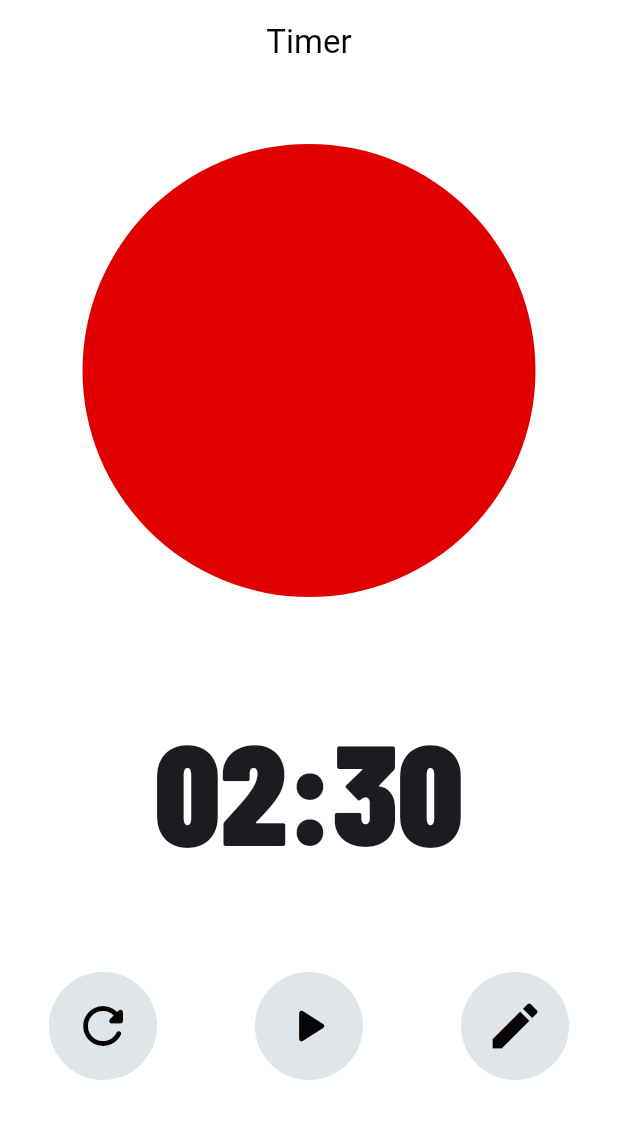
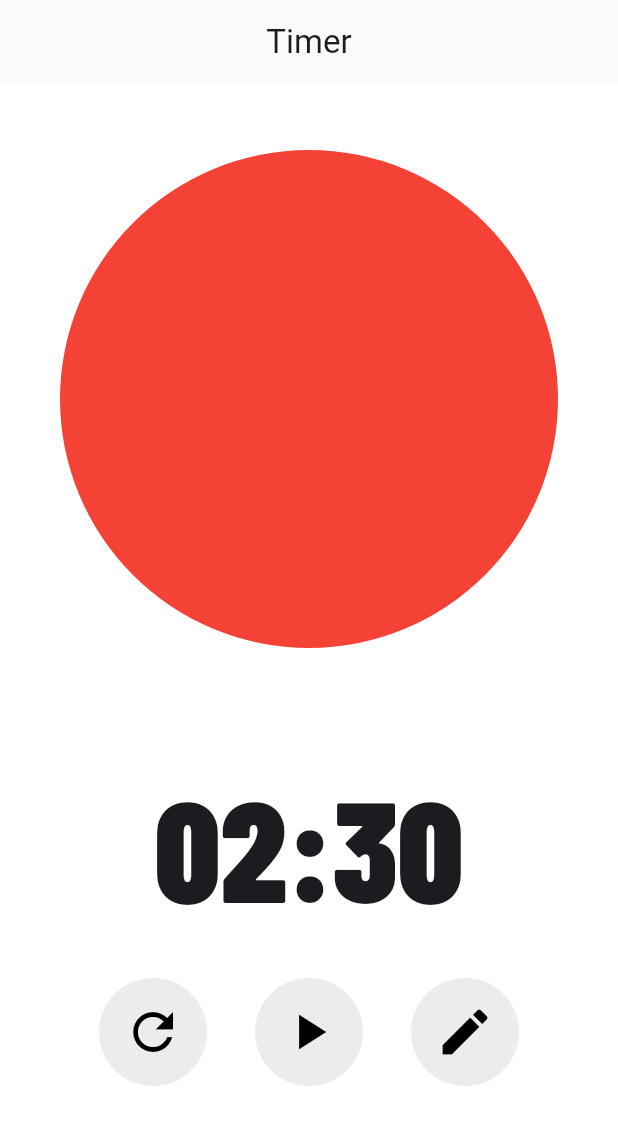
Before and after one commit to varun-wahi/simple-pomodoro, a Flutter app: the screen it shows after launch, on a phone screen of 412 x 824 dp. Shown: the top 1125 px of the screen. Run offline on Flutter 3.47's test engine with Material 3 defaults, Android fonts, the phone set to English and light mode, and no system bars; our stand-ins replace flutter_riverpod, font_awesome_flutter, go_router, google_fonts.

Commit message:
fix: fixed new layout issues

```diff
--- a/lib/features/home /presentation/pages/home_screen.dart
+++ b/lib/features/home /presentation/pages/home_screen.dart
@@ -1,26 +1,145 @@
+import 'dart:async';
 import 'package:flutter/material.dart';
-import 'package:flutter_riverpod/flutter_riverpod.dart';
 import 'package:google_fonts/google_fonts.dart';
-import '../../../../core/util/constants/color_grid.dart';
-import '../../../../core/util/widgets/d_gap.dart';
-import '../riverpod/time_controller_notifier.dart';
-import '../widgets/d_circular_timer.dart';
-import '../widgets/text_input_field.dart';
-import '../widgets/round_button.dart';
+import 'package:simple_pomodoro/features/home%20/presentation/widgets/d_circular_timer.dart';
 
-class HomeScreen extends ConsumerWidget {
+import '../../../../core/util/widgets/d_gap.dart'; // Update this import path
+
+class HomeScreen extends StatefulWidget {
   const HomeScreen({super.key});
 
   @override
-  Widget build(BuildContext context, WidgetRef ref) {
-    final timerState = ref.watch(timerControllerProvider);
-    final timerController = ref.read(timerControllerProvider.notifier);
+  State<HomeScreen> createState() => _HomeScreenState();
+}
 
+class _HomeScreenState extends State<HomeScreen> {
+  final GlobalKey<DCircularTimerState> _timerKey = GlobalKey<DCircularTimerState>();
+  bool isPaused = true;
+  bool isEditing = false;
+  int totalDuration = 150; // Total duration in seconds (2:30)
+  int remainingTime = 150;
+  Timer? timer;
+
+  // Format time for display
+  String _formatTime(int seconds) {
+    final minutes = (seconds ~/ 60).toString().padLeft(2, '0');
+    final secs = (seconds % 60).toString().padLeft(2, '0');
+    return "$minutes:$secs";
+  }
+
+  // Start the periodic timer to update remaining time
+  void _startTimer() {
+    timer = Timer.periodic(const Duration(seconds: 1), (timer) {
+      if (!isPaused && remainingTime > 0) {
+        setState(() {
+          remainingTime--;
+        });
+      }
+      if (remainingTime <= 0) {
+        _showCompletionDialog();
+        timer.cancel();
+      }
+    });
+  }
+
+  // Show completion dialog when timer ends
+  void _showCompletionDialog() {
+    showDialog(
+      context: context,
+      barrierDismissible: false,
+      builder: (BuildContext context) {
+        return AlertDialog(
+          title: const Text("Time's up!"),
+          content: const Text("The timer has completed."),
+          actions: [
+            TextButton(
+              onPressed: () => Navigator.of(context).pop(),
+              child: const Text("Dismiss"),
+            ),
+            TextButton(
+              onPressed: () {
+                _resetTimer();
+                Navigator.of(context).pop();
+              },
+              child: const Text("Reset"),
+            ),
+          ],
+        );
+      },
+    );
+  }
+
+  // Start or pause the timer
+  void _startOrPauseTimer() {
+    setState(() {
+      isPaused = !isPaused;
+    });
+    if (isPaused) {
+      _timerKey.currentState?.pause();
+    } else {
+      _timerKey.currentState?.start();
+      if (timer == null || !timer!.isActive) _startTimer();
+    }
+  }
+
+  // Reset both the circular timer and text
+  void _resetTimer() {
+    setState(() {
+      isPaused = true;
+      remainingTime = totalDuration;
+    });
+    _timerKey.currentState?.reset();
+    timer?.cancel();
+  }
+
+  // Update the duration of the timer
+  void _updateDuration(int newDurationInSeconds) {
+    setState(() {
+      totalDuration = newDurationInSeconds;
+      remainingTime = newDurationInSeconds;
+    });
+    _timerKey.currentState?.updateDuration(newDurationInSeconds);
+  }
+
+  // Toggle edit mode
+  void _editTimer() {
+    _resetTimer();
+    setState(() {
+      isEditing = !isEditing;
+    });
+  }
+
+  // Save new time entered in edit mode
+  void _saveNewTime() {
+    final hours = int.tryParse(_hoursController.text) ?? 0;
+    final minutes = int.tryParse(_minutesController.text) ?? 0;
+    final seconds = int.tryParse(_secondsController.text) ?? 0;
+    final newDuration = (hours * 3600) + (minutes * 60) + seconds;
+
+    _updateDuration(newDuration);
+    setState(() {
+      isEditing = false;
+    });
+  }
+
+  final TextEditingController _hoursController = TextEditingController();
+  final TextEditingController _minutesController = TextEditingController();
+  final TextEditingController _secondsController = TextEditingController();
+
+  @override
+  void dispose() {
+    timer?.cancel();
+    _hoursController.dispose();
+    _minutesController.dispose();
+    _secondsController.dispose();
+    super.dispose();
+  }
+
+  @override
+  Widget build(BuildContext context) {
     return Scaffold(
-      backgroundColor: tWhite,
+      backgroundColor: Colors.white,
       appBar: AppBar(
-        backgroundColor: tWhite,
-        foregroundColor: tBlack,
         title: const Text("Timer"),
       ),
       body: Column(
@@ -31,78 +150,96 @@ class HomeScreen extends ConsumerWidget {
               child: Padding(
                 padding: const EdgeInsets.all(40.0),
                 child: DCircularTimer(
-                  key: GlobalKey(),
-                  color: tRed,
-                  durationInSeconds: timerState.totalDuration,
-                  remainingTime: timerState.remainingTime,  // Pass remainingTime
+                  key: _timerKey,
+                  durationInSeconds: totalDuration,
+                  color: Colors.red,
                 ),
               ),
             ),
           ),
           const SizedBox(height: 20),
-          timerState.isEditing
+          isEditing
               ? Padding(
                   padding: const EdgeInsets.symmetric(horizontal: 40.0),
                   child: Row(
                     mainAxisAlignment: MainAxisAlignment.center,
                     children: [
-                      TimeInputField(
-                        controller: TextEditingController(text: (timerState.remainingTime ~/ 3600).toString().padLeft(2, '0')),
-                        hint: "HH",
-                      ),
+                      _buildTimeField(_hoursController, "HH"),
                       const Text(":", style: TextStyle(fontSize: 40)),
-                      TimeInputField(
-                        controller: TextEditingController(text: ((timerState.remainingTime % 3600) ~/ 60).toString().padLeft(2, '0')),
-                        hint: "MM",
-                      ),
+                      _buildTimeField(_minutesController, "MM"),
                       const Text(":", style: TextStyle(fontSize: 40)),
-                      TimeInputField(
-                        controller: TextEditingController(text: (timerState.remainingTime % 60).toString().padLeft(2, '0')),
-                        hint: "SS",
-                      ),
+                      _buildTimeField(_secondsController, "SS"),
                     ],
                   ),
                 )
               : Text(
-                  _formatTime(timerState.remainingTime),
+                  _formatTime(remainingTime),
                   style: GoogleFonts.barlowCondensed(
                     fontWeight: FontWeight.w900,
                     fontSize: 95,
                   ),
                 ),
-          const DGap(multiplier: 5),
-          SizedBox(
-            height: 80,
-            child: Row(
-              mainAxisAlignment: MainAxisAlignment.spaceAround,
+          const SizedBox(height: 20),
+          Row(
+            mainAxisAlignment: MainAxisAlignment.center,
             children: [
-                RoundButton(
-                  icon: Icons.refresh_rounded,
-                  onPressed: timerState.isEditing ? null : timerController.reset,
+              _buildRoundButton(
+                icon: Icons.refresh,
+                onPressed: isEditing ? null : _resetTimer,
               ),
-                RoundButton(
-                  icon: timerState.isPaused
-                      ? Icons.play_arrow_rounded
-                      : Icons.pause_rounded,
-                  onPressed: timerState.isEditing ? null : timerController.startOrPause,
+              _buildRoundButton(
+                icon: isPaused ? Icons.play_arrow : Icons.pause,
+                onPressed: isEditing ? null : _startOrPauseTimer,
               ),
-                RoundButton(
+              _buildRoundButton(
                 icon: Icons.edit,
-                  onPressed: timerController.editTimer,
-                  selected: timerState.isEditing,
+                onPressed: _editTimer,
+                selected: isEditing,
               ),
             ],
           ),
-          ),
-          const DGap(multiplier: 10),
+        const DGap(multiplier: 10,)
         ],
       ),
     );
   }
 
-  String _formatTime(int seconds) {
-    final minutes = (seconds ~/ 60).toString().padLeft(2, '0');
-    final secs = (seconds % 60).toString().padLeft(2, '0');
-    return "$minutes:$secs";
+  Widget _buildTimeField(TextEditingController controller, String hint) {
+    return SizedBox(
+      width: 70,
+      child: TextField(
+        controller: controller,
+        textAlign: TextAlign.center,
+        keyboardType: TextInputType.number,
+        style: TextStyle(fontSize: 35, color: Colors.black),
+        decoration: InputDecoration(
+          hintText: hint,
+          border: OutlineInputBorder(
+            borderRadius: BorderRadius.circular(8.0),
+            borderSide: const BorderSide(color: Colors.black, width: 0.3),
+          ),
+        ),
+        onSubmitted: (_) => _saveNewTime(),
+      ),
+    );
+  }
+
+  Widget _buildRoundButton({
+    required IconData icon,
+    required VoidCallback? onPressed,
+    bool selected = false,
+  }) {
+    return GestureDetector(
+      onTap: onPressed,
+      child: Container(
+        margin: const EdgeInsets.symmetric(horizontal: 16.0),
+        padding: const EdgeInsets.all(16.0),
+        decoration: BoxDecoration(
+          color: selected ? Colors.black : Colors.grey.withOpacity(0.2),
+          shape: BoxShape.circle,
+        ),
+        child: Icon(icon, color: selected ? Colors.white : Colors.black, size: 40),
+      ),
+    );
   }
 }
```
Also changed, not shown: lib/features/home /presentation/widgets/d_circular_timer.dart (+30 -55 lines). Lines whose indentation alone changed are shown as unchanged.
